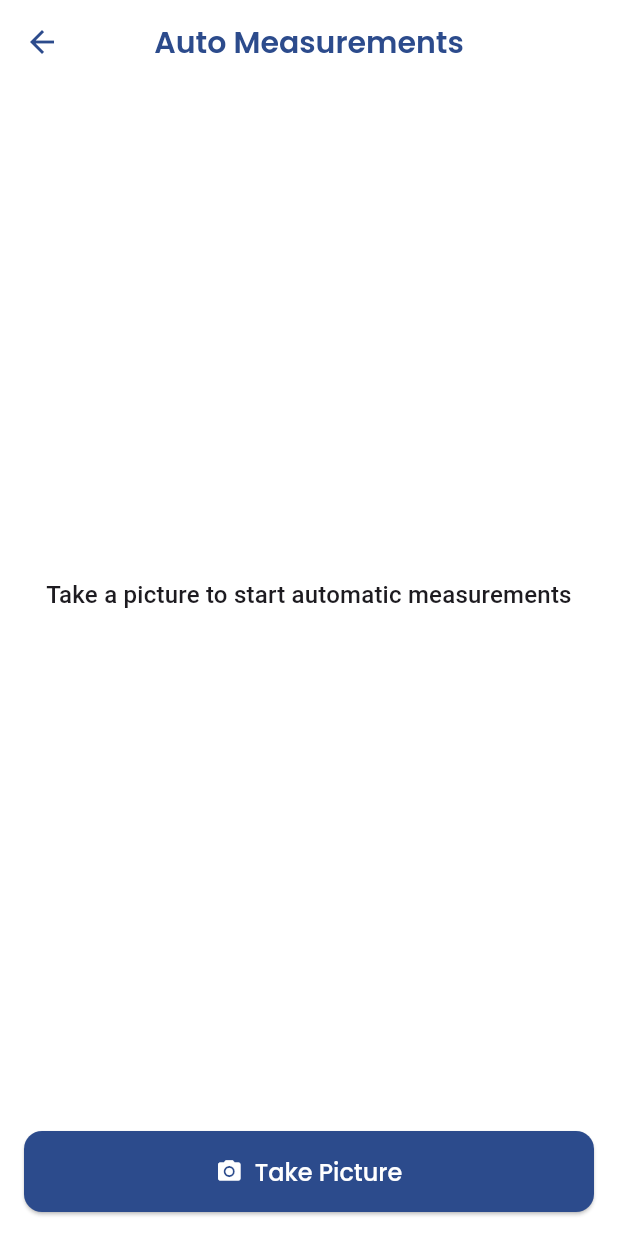
After one commit to hifahd/prosthetic_ar_app, a Flutter app: the HomeScreen screen opened directly, after a tap on "Auto Measure", on a phone screen of 412 x 824 dp. The commit adds this screen. Run offline on Flutter 3.47's test engine with Material 3 defaults, Android fonts, the phone set to English and light mode, and no system bars; our stand-ins replace firebase_auth, firebase_core, google_fonts, image_picker, shared_preferences; missing offline and left inert: flutter_cube, model_viewer_plus; accounts and stored records are empty.

Commit message:
added the Auto Measure feature in the app

```diff
--- /dev/null
+++ b/lib/ui/auto_measure_screen.dart
@@ -0,0 +1,229 @@
+import 'package:flutter/material.dart';
+import 'package:image_picker/image_picker.dart';
+import 'package:http/http.dart' as http;
+import 'dart:io';
+import 'dart:convert';
+import '../models/prosthetic_config.dart';
+import 'package:shared_preferences/shared_preferences.dart';
+
+class AutoMeasureScreen extends StatefulWidget {
+  const AutoMeasureScreen({Key? key}) : super(key: key);
+
+  @override
+  _AutoMeasureScreenState createState() => _AutoMeasureScreenState();
+}
+
+class _AutoMeasureScreenState extends State<AutoMeasureScreen> {
+  bool _isLoading = false;
+  String _status = '';
+  File? _imageFile;
+  Map<String, dynamic>? _measurements;
+  final ImagePicker _picker = ImagePicker();
+
+  // TODO: Replace with your actual backend URL
+  final String backendUrl = 'http://192.168.1.6:8000/analyze/image';
+
+  Future<void> _takePicture() async {
+    final XFile? photo = await _picker.pickImage(source: ImageSource.camera);
+    if (photo != null) {
+      setState(() {
+        _imageFile = File(photo.path);
+        _status = 'Analyzing image...';
+        _isLoading = true;
+      });
+      await _analyzePicture();
+    }
+  }
+
+  Future<void> _analyzePicture() async {
+    try {
+      if (_imageFile == null) return;
+
+      // Create multipart request
+      var request = http.MultipartRequest('POST', Uri.parse(backendUrl));
+      request.files.add(await http.MultipartFile.fromPath(
+        'file',
+        _imageFile!.path,
+      ));
+
+      // Send request
+      var response = await request.send();
+      var responseData = await response.stream.bytesToString();
+      var result = json.decode(responseData);
+
+      if (response.statusCode == 200 && result['missing_limbs'] != null) {
+        setState(() {
+          _measurements = result;
+          _isLoading = false;
+          _status = 'Analysis complete';
+        });
+
+        // If measurements are found, create a new configuration
+        if (result['missing_limbs'].isNotEmpty) {
+          _createConfiguration(result['missing_limbs'][0]);
+        }
+      } else {
+        setState(() {
+          _isLoading = false;
+          _status = 'Analysis failed: No measurements found';
+        });
+      }
+    } catch (e) {
+      setState(() {
+        _isLoading = false;
+        _status = 'Error: $e';
+      });
+    }
+  }
+
+  Future<void> _createConfiguration(Map<String, dynamic> measurements) async {
+    try {
+      final config = ProstheticConfig(
+        id: DateTime.now().toString(),
+        length: measurements['recommended_size']['length'] ?? 50.0,
+        width: measurements['recommended_size']['width'] ?? 10.0,
+        circumferenceTop:
+            measurements['recommended_size']['circumference'] ?? 30.0,
+        circumferenceBottom:
+            (measurements['recommended_size']['circumference'] ?? 30.0) * 0.8,
+        color: Theme.of(context).primaryColor,
+        material: 'Titanium',
+        modelPath: 'assets/prosthetic_leg.obj',
+      );
+
+      final prefs = await SharedPreferences.getInstance();
+      final String? savedConfigs = prefs.getString('prosthetic_configs');
+      List<ProstheticConfig> configs = [];
+
+      if (savedConfigs != null) {
+        configs = ProstheticConfig.decode(savedConfigs);
+      }
+
+      configs.add(config);
+      await prefs.setString(
+          'prosthetic_configs', ProstheticConfig.encode(configs));
+
+      ScaffoldMessenger.of(context).showSnackBar(
+        SnackBar(
+          content: Text('Configuration created from measurements'),
+          behavior: SnackBarBehavior.floating,
+        ),
+      );
+
+      // Navigate back to AR view with new configuration
+      Navigator.pop(context);
+    } catch (e) {
+      ScaffoldMessenger.of(context).showSnackBar(
+        SnackBar(
+          content: Text('Error creating configuration: $e'),
+          behavior: SnackBarBehavior.floating,
+          backgroundColor: Colors.red,
+        ),
+      );
+    }
+  }
+
+  @override
+  Widget build(BuildContext context) {
+    return Scaffold(
+      appBar: AppBar(
+        title: Text('Auto Measurements'),
+      ),
+      body: Column(
+        children: [
+          Expanded(
+            child: Container(
+              padding: EdgeInsets.all(16),
+              child: _imageFile == null
+                  ? Center(
+                      child: Text(
+                        'Take a picture to start automatic measurements',
+                        textAlign: TextAlign.center,
+                        style: Theme.of(context).textTheme.titleMedium,
+                      ),
+                    )
+                  : Column(
+                      crossAxisAlignment: CrossAxisAlignment.stretch,
+                      children: [
+                        Expanded(
+                          child: Image.file(
+                            _imageFile!,
+                            fit: BoxFit.contain,
+                          ),
+                        ),
+                        if (_measurements != null) ...[
+                          SizedBox(height: 16),
+                          Text(
+                            'Detected Measurements:',
+                            style: Theme.of(context).textTheme.titleMedium,
+                          ),
+                          SizedBox(height: 8),
+                          // Display measurements
+                          ...(_measurements!['missing_limbs'] as List).map(
+                            (limb) => Card(
+                              child: Padding(
+                                padding: EdgeInsets.all(16),
+                                child: Column(
+                                  crossAxisAlignment: CrossAxisAlignment.start,
+                                  children: [
+                                    Text(
+                                      'Missing Limb: ${limb['limb_type']}',
+                                      style: Theme.of(context)
+                                          .textTheme
+                                          .titleSmall,
+                                    ),
+                                    SizedBox(height: 8),
+                                    Text(
+                                      'Recommended Size:',
+                                      style: TextStyle(
+                                          fontWeight: FontWeight.bold),
+                                    ),
+                                    Text(
+                                        'Length: ${limb['recommended_size']['length'].toStringAsFixed(1)} cm'),
+                                    Text(
+                                        'Width: ${limb['recommended_size']['width'].toStringAsFixed(1)} cm'),
+                                    Text(
+                                        'Circumference: ${limb['recommended_size']['circumference'].toStringAsFixed(1)} cm'),
+                                  ],
+                                ),
+                              ),
+                            ),
+                          ),
+                        ],
+                      ],
+                    ),
+            ),
+          ),
+          if (_isLoading)
+            Container(
+              padding: EdgeInsets.all(16),
+              child: Column(
+                children: [
+                  CircularProgressIndicator(),
+                  SizedBox(height: 8),
+                  Text(_status),
+                ],
+              ),
+            ),
+          SafeArea(
+            child: Padding(
+              padding: EdgeInsets.all(16),
+              child: Row(
+                mainAxisAlignment: MainAxisAlignment.spaceEvenly,
+                children: [
+                  Expanded(
+                    child: ElevatedButton.icon(
+                      onPressed: _isLoading ? null : _takePicture,
+                      icon: Icon(Icons.camera_alt),
+                      label: Text('Take Picture'),
+                    ),
+                  ),
+                ],
+              ),
+            ),
+          ),
+        ],
+      ),
+    );
+  }
+}
--- a/lib/ui/home_screen.dart
+++ b/lib/ui/home_screen.dart
@@ -3,7 +3,8 @@ import '../services/auth_service.dart';
 import 'ar_view_screen.dart';
 import 'customize_prosthetic_screen.dart';
 import 'saved_configs_screen.dart';
-import 'help_screen.dart'; // Added import for Help Screen
+import 'help_screen.dart';
+import 'auto_measure_screen.dart'; // Added import for Auto Measure
 import 'auth_screen.dart';
 
 class HomeScreen extends StatelessWidget {
@@ -96,6 +97,17 @@ class HomeScreen extends StatelessWidget {
                         context,
                         MaterialPageRoute(
                             builder: (context) => SavedConfigsScreen()),
+                      ),
+                    ),
+                    _buildOptionCard(
+                      context,
+                      'Auto Measure',
+                      Icons.straighten,
+                      'AI-powered automatic measurements',
+                      () => Navigator.push(
+                        context,
+                        MaterialPageRoute(
+                            builder: (context) => AutoMeasureScreen()),
                       ),
                     ),
                     _buildOptionCard(
--- a/pubspec.yaml
+++ b/pubspec.yaml
@@ -19,6 +19,8 @@ dependencies:
   firebase_auth: ^4.15.3
   firebase_core_web: ^2.10.0
   firebase_auth_web: ^5.8.12
+  image_picker: ^1.0.7
+  http: ^1.1.0
 
 dev_dependencies:
   flutter_test:
```
Also changed, not shown: 5 other files.
